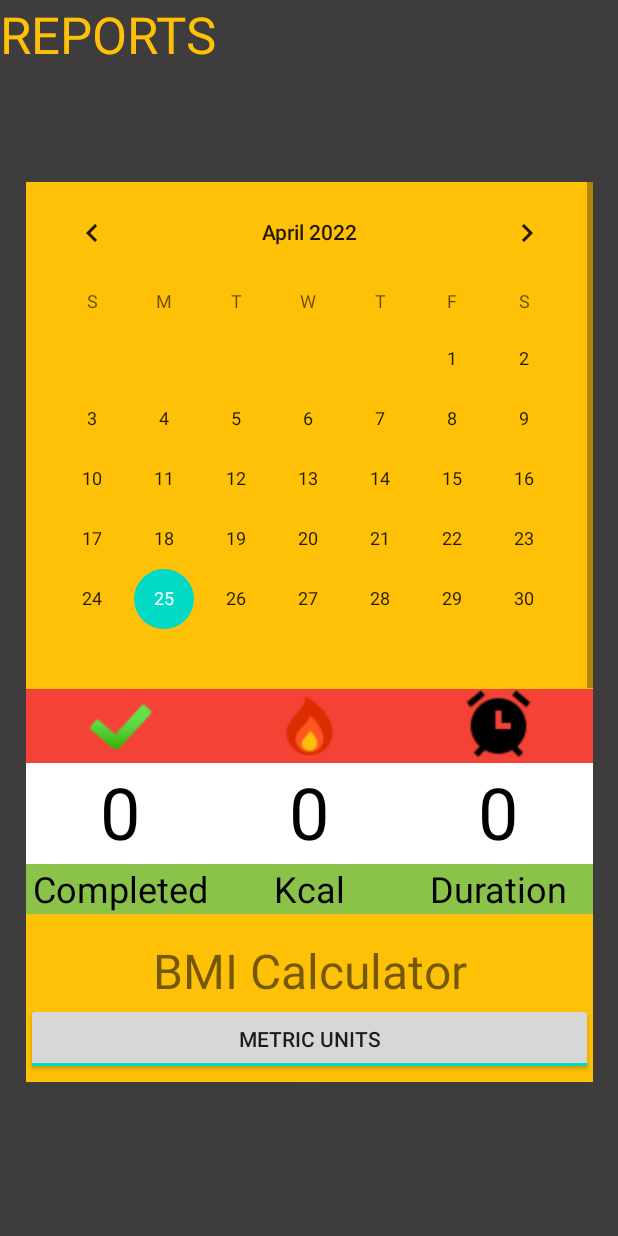
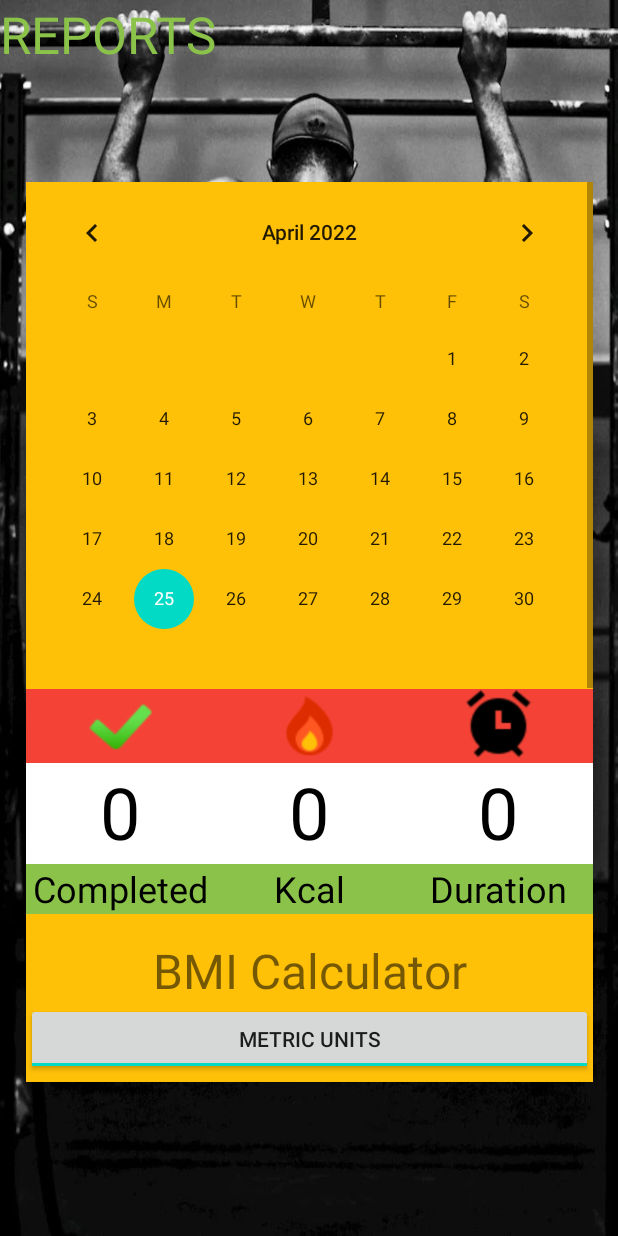
Before and after one commit to dthang3007/homefitness, an Android app: the Reports screen opened directly, with no data from a screen before it, on a phone screen of 412 x 824 dp. Run offline under Robolectric (Android 15) with nearby library versions, the light colour scheme and no system bars; Roboto replaces fonts that are not available here.

Commit message:
Edit 3 activity

```diff
--- a/app/src/main/res/layout/activity_login.xml
+++ b/app/src/main/res/layout/activity_login.xml
@@ -4,7 +4,8 @@
     xmlns:tools="http://schemas.android.com/tools"
     android:layout_width="match_parent"
     android:layout_height="match_parent"
-    tools:context=".LoginActivity">
+    tools:context=".LoginActivity"
+    android:background="@drawable/bg_wrapper2">
 
     <TextView
         android:id="@+id/textView4"
@@ -12,6 +13,7 @@
         android:layout_height="wrap_content"
         android:layout_marginTop="50dp"
         android:text="Home Fitness"
+        android:textColor="@color/white"
         android:textSize="40dp"
         android:textStyle="bold"
         app:layout_constraintLeft_toLeftOf="parent"
--- a/app/src/main/res/layout/activity_register.xml
+++ b/app/src/main/res/layout/activity_register.xml
@@ -4,7 +4,8 @@
     xmlns:tools="http://schemas.android.com/tools"
     android:layout_width="match_parent"
     android:layout_height="match_parent"
-    tools:context=".RegisterActivity">
+    tools:context=".RegisterActivity"
+    android:background="@drawable/bg_wrapper3">
 
     <TextView
         android:id="@+id/textView4"
@@ -12,6 +13,7 @@
         android:layout_height="wrap_content"
         android:layout_marginTop="50dp"
         android:text="Home Fitness Register"
+        android:textColor="@color/white"
         android:textSize="34sp"
         android:textStyle="bold"
         app:layout_constraintLeft_toLeftOf="parent"
--- a/app/src/main/res/layout/activity_reports.xml
+++ b/app/src/main/res/layout/activity_reports.xml
@@ -4,14 +4,14 @@
     xmlns:tools="http://schemas.android.com/tools"
     android:layout_width="match_parent"
     android:layout_height="match_parent"
-    android:background="@color/background">
+    android:background="@drawable/bg_wrapper">
 
     <TextView
         android:id="@+id/textView"
         android:layout_width="150dp"
         android:layout_height="50dp"
         android:text="@string/reports"
-        android:textColor="@color/reports_background"
+        android:textColor="@color/lightgreen"
         android:textSize="34sp"
         app:layout_constraintStart_toStartOf="parent"
         app:layout_constraintTop_toTopOf="parent" />
--- a/app/src/main/res/layout/activity_start_exercise.xml
+++ b/app/src/main/res/layout/activity_start_exercise.xml
@@ -22,7 +22,7 @@
         android:layout_width="100dp"
         android:layout_height="17dp"
         android:layout_marginTop="116dp"
-        android:text="dcm"
+        android:text="CountDown"
         app:layout_constraintEnd_toEndOf="parent"
         app:layout_constraintStart_toStartOf="parent"
         app:layout_constraintTop_toBottomOf="@+id/gifImageView" />
@@ -31,7 +31,7 @@
         android:id="@+id/startStop"
         android:layout_width="wrap_content"
         android:layout_height="wrap_content"
-        android:text="Button"
+        android:text="@string/start_btn"
         app:layout_constraintBottom_toBottomOf="parent"
         app:layout_constraintEnd_toEndOf="parent"
         app:layout_constraintStart_toStartOf="parent"
```
Also changed, not shown: app/src/main/res/drawable/bg_wrapper2.jpg (added), 1 other file.
